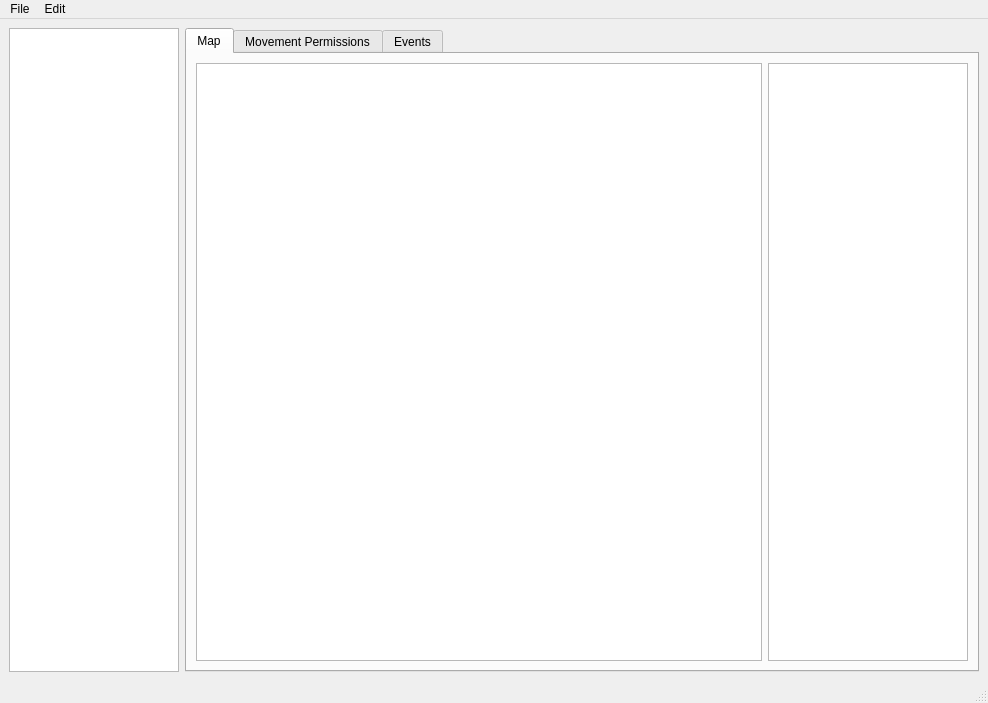
Above: mapped.ui from cosarara/blue-spider before the change. Below: the same form after it.
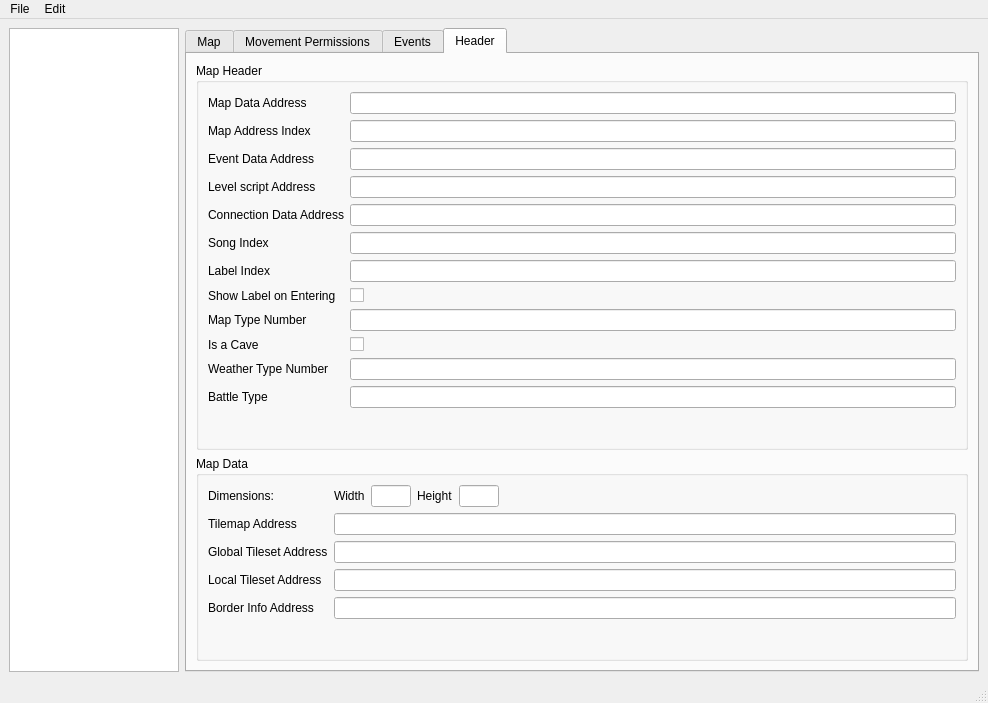
That is the form after the change. The open tabs and pages were chosen to show the change. Icons and pictures are not drawn.

Commit message: Added header tab, internal fixes, reorganization

What changed in the file:
```diff
--- a/mapped.ui
+++ b/mapped.ui
@@ -1743,6 +1743,295 @@
         </item>
        </layout>
       </widget>
+      <widget class="QWidget" name="HeaderTab">
+       <attribute name="title">
+        <string>Header</string>
+       </attribute>
+       <layout class="QGridLayout" name="gridLayout_6">
+        <item row="1" column="0">
+         <widget class="QGroupBox" name="groupBox">
+          <property name="title">
+           <string>Map Header</string>
+          </property>
+          <layout class="QGridLayout" name="gridLayout_12">
+           <item row="5" column="1">
+            <widget class="QLineEdit" name="song_index"/>
+           </item>
+           <item row="4" column="1">
+            <widget class="QLineEdit" name="con_data_ptr"/>
+           </item>
+           <item row="4" column="0">
+            <widget class="QLabel" name="label_103">
+             <property name="text">
+              <string>Connection Data Address</string>
+             </property>
+            </widget>
+           </item>
+           <item row="7" column="0">
+            <widget class="QLabel" name="label_42">
+             <property name="text">
+              <string>Show Label on Entering</string>
+             </property>
+            </widget>
+           </item>
+           <item row="1" column="0">
+            <widget class="QLabel" name="label_105">
+             <property name="text">
+              <string>Map Address Index</string>
+             </property>
+            </widget>
+           </item>
+           <item row="1" column="1">
+            <widget class="QLineEdit" name="m_ptr_index"/>
+           </item>
+           <item row="12" column="1">
+            <widget class="QLineEdit" name="weather_type"/>
+           </item>
+           <item row="14" column="0">
+            <widget class="QLabel" name="label_95">
+             <property name="text">
+              <string>Battle Type</string>
+             </property>
+            </widget>
+           </item>
+           <item row="14" column="1">
+            <widget class="QLineEdit" name="battle_type"/>
+           </item>
+           <item row="5" column="0">
+            <widget class="QLabel" name="label_104">
+             <property name="text">
+              <string>Song Index</string>
+             </property>
+            </widget>
+           </item>
+           <item row="7" column="1">
+            <widget class="QCheckBox" name="show_label">
+             <property name="text">
+              <string/>
+             </property>
+            </widget>
+           </item>
+           <item row="15" column="1">
+            <spacer name="verticalSpacer">
+             <property name="orientation">
+              <enum>Qt::Vertical</enum>
+             </property>
+             <property name="sizeHint" stdset="0">
+              <size>
+               <width>20</width>
+               <height>40</height>
+              </size>
+             </property>
+            </spacer>
+           </item>
+           <item row="0" column="0">
+            <widget class="QLabel" name="label_36">
+             <property name="text">
+              <string>Map Data Address</string>
+             </property>
+            </widget>
+           </item>
+           <item row="11" column="0">
+            <widget class="QLabel" name="label_39">
+             <property name="text">
+              <string>Is a Cave</string>
+             </property>
+            </widget>
+           </item>
+           <item row="10" column="0">
+            <widget class="QLabel" name="label_41">
+             <property name="text">
+              <string>Map Type Number</string>
+             </property>
+            </widget>
+           </item>
+           <item row="2" column="0">
+            <widget class="QLabel" name="label_38">
+             <property name="text">
+              <string>Event Data Address</string>
+             </property>
+            </widget>
+           </item>
+           <item row="2" column="1">
+            <widget class="QLineEdit" name="e_data_ptr"/>
+           </item>
+           <item row="3" column="0">
+            <widget class="QLabel" name="label_37">
+             <property name="text">
+              <string>Level script Address</string>
+             </property>
+            </widget>
+           </item>
+           <item row="3" column="1">
+            <widget class="QLineEdit" name="ls_ptr"/>
+           </item>
+           <item row="6" column="0">
+            <widget class="QLabel" name="label_35">
+             <property name="text">
+              <string>Label Index</string>
+             </property>
+            </widget>
+           </item>
+           <item row="6" column="1">
+            <widget class="QLineEdit" name="label_index"/>
+           </item>
+           <item row="10" column="1">
+            <widget class="QLineEdit" name="map_type"/>
+           </item>
+           <item row="0" column="1">
+            <widget class="QLineEdit" name="m_data_ptr"/>
+           </item>
+           <item row="12" column="0">
+            <widget class="QLabel" name="label_40">
+             <property name="text">
+              <string>Weather Type Number</string>
+             </property>
+            </widget>
+           </item>
+           <item row="11" column="1">
+            <widget class="QCheckBox" name="is_cave">
+             <property name="text">
+              <string/>
+             </property>
+            </widget>
+           </item>
+          </layout>
+         </widget>
+        </item>
+        <item row="2" column="0">
+         <widget class="QGroupBox" name="groupBox_2">
+          <property name="title">
+           <string>Map Data</string>
+          </property>
+          <layout class="QGridLayout" name="gridLayout_13">
+           <item row="4" column="2">
+            <widget class="QLineEdit" name="t1_ptr"/>
+           </item>
+           <item row="5" column="0">
+            <widget class="QLabel" name="label_102">
+             <property name="text">
+              <string>Local Tileset Address</string>
+             </property>
+            </widget>
+           </item>
+           <item row="0" column="0">
+            <widget class="QLabel" name="label_96">
+             <property name="text">
+              <string>Dimensions:</string>
+             </property>
+            </widget>
+           </item>
+           <item row="7" column="2">
+            <spacer name="verticalSpacer_3">
+             <property name="orientation">
+              <enum>Qt::Vertical</enum>
+             </property>
+             <property name="sizeHint" stdset="0">
+              <size>
+               <width>20</width>
+               <height>40</height>
+              </size>
+             </property>
+            </spacer>
+           </item>
+           <item row="5" column="2">
+            <widget class="QLineEdit" name="t2_ptr"/>
+           </item>
+           <item row="6" column="0">
+            <widget class="QLabel" name="label_99">
+             <property name="text">
+              <string>Border Info Address</string>
+             </property>
+            </widget>
+           </item>
+           <item row="3" column="0">
+            <widget class="QLabel" name="label_100">
+             <property name="text">
+              <string>Tilemap Address</string>
+             </property>
+            </widget>
+           </item>
+           <item row="6" column="2">
+            <widget class="QLineEdit" name="border_info_ptr"/>
+           </item>
+           <item row="4" column="0">
+            <widget class="QLabel" name="label_101">
+             <property name="text">
+              <string>Global Tileset Address</string>
+             </property>
+            </widget>
+           </item>
+           <item row="3" column="2">
+            <widget class="QLineEdit" name="tilemap_ptr"/>
+           </item>
+           <item row="0" column="2">
+            <layout class="QHBoxLayout" name="_18">
+             <item>
+              <widget class="QLabel" name="label_97">
+               <property name="text">
+                <string>Width</string>
+               </property>
+              </widget>
+             </item>
+             <item>
+              <widget class="QLineEdit" name="map_w">
+               <property name="sizePolicy">
+                <sizepolicy hsizetype="Preferred" vsizetype="Fixed">
+                 <horstretch>0</horstretch>
+                 <verstretch>0</verstretch>
+                </sizepolicy>
+               </property>
+               <property name="maximumSize">
+                <size>
+                 <width>40</width>
+                 <height>16777215</height>
+                </size>
+               </property>
+              </widget>
+             </item>
+             <item>
+              <widget class="QLabel" name="label_98">
+               <property name="text">
+                <string>Height</string>
+               </property>
+              </widget>
+             </item>
+             <item>
+              <widget class="QLineEdit" name="map_h">
+               <property name="sizePolicy">
+                <sizepolicy hsizetype="MinimumExpanding" vsizetype="Fixed">
+                 <horstretch>0</horstretch>
+                 <verstretch>0</verstretch>
+                </sizepolicy>
+               </property>
+               <property name="maximumSize">
+                <size>
+                 <width>40</width>
+                 <height>16777215</height>
+                </size>
+               </property>
+              </widget>
+             </item>
+             <item>
+              <spacer name="horizontalSpacer_3">
+               <property name="orientation">
+                <enum>Qt::Horizontal</enum>
+               </property>
+               <property name="sizeHint" stdset="0">
+                <size>
+                 <width>40</width>
+                 <height>20</height>
+                </size>
+               </property>
+              </spacer>
+             </item>
+            </layout>
+           </item>
+          </layout>
+         </widget>
+        </item>
+       </layout>
+      </widget>
      </widget>
     </item>
    </layout>
```
Left out of the diff: 4 changed lines with no effect on the pictures. The commit also changes 5 other files.
